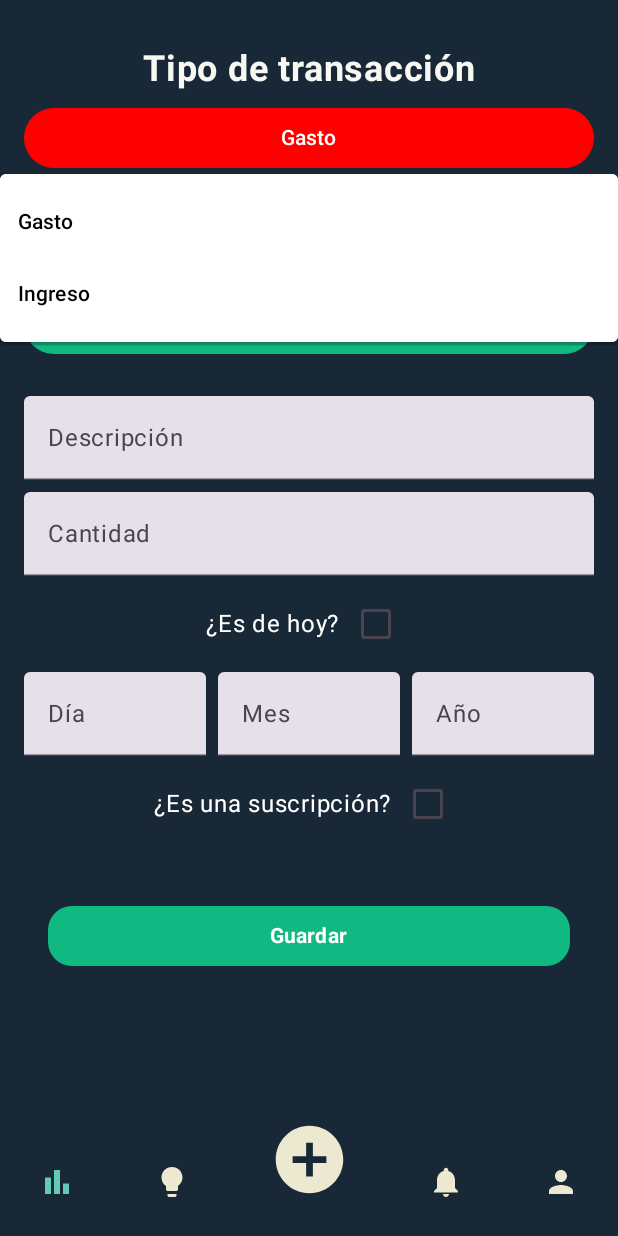
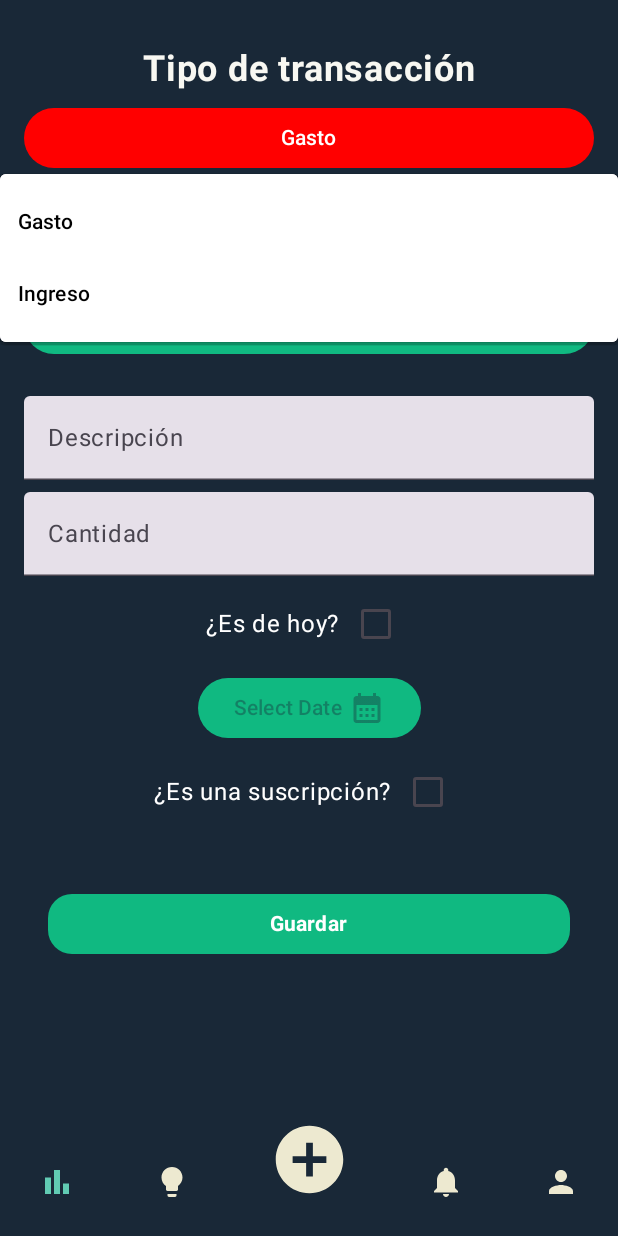
Before and after one commit to ZapatoProgramming/MisFinanzas, an Android app built with Jetpack Compose: the AddView screen opened through its navigation route, after a tap on "Gasto", on a phone screen of 412 x 824 dp. Run offline under Robolectric (Android 15) with nearby library versions, the phone set to English and light mode, and no system bars; our stand-ins replace Firebase (no records; nobody signed in at launch, a user with empty details on screens opened directly), Room's generated code.

Commit message:
date picker, ya se usan colores de categorias en lugar de hardcodeados

```diff
--- /dev/null
+++ b/MisFinanzas/app/src/main/java/com/example/misfinanzas/components/DatePickerModal.kt
@@ -0,0 +1,40 @@
+package com.example.misfinanzas.components
+
+import androidx.compose.material3.DatePicker
+import androidx.compose.material3.DatePickerDialog
+import androidx.compose.material3.ExperimentalMaterial3Api
+import androidx.compose.material3.Text
+import androidx.compose.material3.TextButton
+import androidx.compose.material3.rememberDatePickerState
+import androidx.compose.runtime.Composable
+
+@OptIn(ExperimentalMaterial3Api::class)
+@Composable
+fun DatePickerModal(
+    showDialog: Boolean,
+    onDateSelected: (Long?) -> Unit,
+    onDismiss: () -> Unit
+) {
+    val datePickerState = rememberDatePickerState()
+
+    if (showDialog) {
+        DatePickerDialog(
+            onDismissRequest = onDismiss,
+            confirmButton = {
+                TextButton(onClick = {
+                    onDateSelected(datePickerState.selectedDateMillis)
+                    onDismiss()
+                }) {
+                    Text("OK")
+                }
+            },
+            dismissButton = {
+                TextButton(onClick = onDismiss) {
+                    Text("Cancel")
+                }
+            }
+        ) {
+            DatePicker(state = datePickerState)
+        }
+    }
+}
--- a/MisFinanzas/app/src/main/java/com/example/misfinanzas/viewModels/DashboardViewModel.kt
+++ b/MisFinanzas/app/src/main/java/com/example/misfinanzas/viewModels/DashboardViewModel.kt
@@ -6,9 +6,11 @@ import androidx.compose.runtime.mutableStateOf
 import androidx.compose.runtime.setValue
 import androidx.lifecycle.ViewModel
 import androidx.lifecycle.viewModelScope
+import com.example.misfinanzas.models.Category
 import com.example.misfinanzas.models.DashboardModel
 import com.example.misfinanzas.models.DashboardModel.getMonthName
 import com.example.misfinanzas.repositories.RoomRepository
+import com.example.misfinanzas.repositories.TransactionRepository
 import com.example.misfinanzas.room.TransactionEntity
 import com.google.firebase.auth.FirebaseAuth
 import kotlinx.coroutines.flow.Flow
@@ -22,11 +24,11 @@ class DashboardViewModel : ViewModel() {
     var selectedMonth by mutableStateOf(months[currentIndex])
         private set
 
+    private val repository = TransactionRepository()
+
     // Estados para manejar datos
     private val _allTransactions = MutableStateFlow<List<TransactionEntity>>(emptyList())
     private val _monthTransactions = MutableStateFlow<List<TransactionEntity>>(emptyList())
-    private val _expensesByCategory = MutableStateFlow<Map<String, Int>>(emptyMap())
-    private val _incomesByCategory = MutableStateFlow<Map<String, Int>>(emptyMap())
 
     private val _totalIncome = MutableStateFlow(0)
     val totalIncome: StateFlow<Int> get() = _totalIncome
@@ -36,16 +38,24 @@ class DashboardViewModel : ViewModel() {
 
     // Exponer estados inmutables
     val monthTransactions: StateFlow<List<TransactionEntity>> get() = _monthTransactions
-    val expensesByCategory: StateFlow<Map<String, Int>> get() = _expensesByCategory
-    val incomesByCategory: StateFlow<Map<String, Int>> get() = _incomesByCategory
+
+    private val _expensesByCategory = MutableStateFlow<Map<String, Pair<Int, String>>>(emptyMap())
+    val expensesByCategory: StateFlow<Map<String, Pair<Int, String>>> get() = _expensesByCategory
+
+    private val _incomesByCategory = MutableStateFlow<Map<String, Pair<Int, String>>>(emptyMap())
+    val incomesByCategory: StateFlow<Map<String, Pair<Int, String>>> get() = _incomesByCategory
 
     private val roomRepository = RoomRepository()
     private val userId: String? = FirebaseAuth.getInstance().currentUser?.uid
+
+    private val _categoriesState = MutableStateFlow<List<Category>>(emptyList())
+    private val categoriesState: StateFlow<List<Category>> get() = _categoriesState
 
     init {
         updateSelectedMonth()
         if (userId != null) {
             viewModelScope.launch {
+                fetchCategories(userId)
                 getAllTransactions(userId).collect { list ->
                     _allTransactions.value = list
                     refreshFilteredData(list)
@@ -80,33 +90,53 @@ class DashboardViewModel : ViewModel() {
     private fun refreshFilteredData(transactions: List<TransactionEntity>) {
         val currentMonthFilter = selectedMonth
 
+        // Filtrar transacciones del mes seleccionado
         val filtered = transactions.filter { transaction ->
             transaction.date?.getMonthName() == currentMonthFilter
         }
 
-        // Actualizar estado filtrado para transacciones del mes
-        _monthTransactions.value = filtered
+        // Obtener las categorías actuales
+        val categories = categoriesState.value.associateBy { it.name }
 
-        // Calcular totales
+        // Calcular totales por categoría para Gastos
         val expenseByCategory = filtered
             .filter { it.type == "Gasto" }
             .groupBy { it.category }
-            .mapValues { entry -> entry.value.sumOf { it.amount }.toInt() }
+            .mapValues { entry ->
+                val totalAmount = entry.value.sumOf { it.amount }.toInt()
+                val categoryColor = categories[entry.key]?.color ?: "#000000" // Color predeterminado si no se encuentra
+                Pair(totalAmount, categoryColor)
+            }
 
+        // Calcular totales por categoría para Ingresos
         val incomeByCategory = filtered
             .filter { it.type == "Ingreso" }
             .groupBy { it.category }
-            .mapValues { entry -> entry.value.sumOf { it.amount }.toInt() }
+            .mapValues { entry ->
+                val totalAmount = entry.value.sumOf { it.amount }.toInt()
+                val categoryColor = categories[entry.key]?.color ?: "#000000" // Color predeterminado si no se encuentra
+                Pair(totalAmount, categoryColor)
+            }
 
+        // Actualizar estados
+        _monthTransactions.value = filtered
         _expensesByCategory.value = expenseByCategory
         _incomesByCategory.value = incomeByCategory
 
-        // 🆕 Actualizar totales de Ingresos y Gastos
-        _totalIncome.value = incomeByCategory.values.sum()
-        _totalExpense.value = expenseByCategory.values.sum()
+        // Actualizar totales de Ingresos y Gastos
+        _totalIncome.value = incomeByCategory.values.sumOf { it.first }
+        _totalExpense.value = expenseByCategory.values.sumOf { it.first }
     }
 
     private fun getAllTransactions(userId: String): Flow<List<TransactionEntity>> {
         return roomRepository.getAllTransactions(userId)
     }
+
+    private fun fetchCategories(userId: String) = viewModelScope.launch{
+        val categoriesDocuments = repository.fetchCategories(userId)
+        if (categoriesDocuments != null) {
+            _categoriesState.value = categoriesDocuments
+            refreshFilteredData(_allTransactions.value)
+        }
+    }
 }
--- a/MisFinanzas/app/src/main/java/com/example/misfinanzas/views/AddView.kt
+++ b/MisFinanzas/app/src/main/java/com/example/misfinanzas/views/AddView.kt
@@ -7,6 +7,7 @@ import androidx.compose.foundation.shape.RoundedCornerShape
 import androidx.compose.foundation.verticalScroll
 import androidx.compose.material.icons.Icons
 import androidx.compose.material.icons.automirrored.filled.ArrowBack
+import androidx.compose.material.icons.filled.CalendarMonth
 import androidx.compose.material3.Button
 import androidx.compose.material3.ButtonDefaults
 import androidx.compose.material3.Checkbox
@@ -22,6 +23,7 @@ import androidx.compose.material3.DropdownMenu
 import androidx.compose.material3.DropdownMenuItem
 import androidx.compose.material3.Icon
 import androidx.compose.material3.IconButton
+import androidx.compose.material3.LocalContentColor
 import androidx.compose.material3.MaterialTheme
 import androidx.compose.material3.TextField
 import androidx.compose.ui.Alignment
@@ -31,6 +33,11 @@ import com.example.misfinanzas.viewModels.AddViewModel
 import com.example.misfinanzas.viewModels.SharedViewModel
 import com.google.firebase.auth.FirebaseAuth
 import androidx.lifecycle.viewmodel.compose.viewModel
+import com.example.misfinanzas.components.DatePickerModal
+import java.text.SimpleDateFormat
+import java.util.Calendar
+import java.util.Date
+import java.util.Locale
 
 @Composable
 fun AddView(
@@ -46,6 +53,9 @@ fun AddView(
     val categories by viewModel.categoriesNamesState.collectAsState()
     var selectedCategory by remember { mutableStateOf("") }
 
+    var showDatePickerModal by remember { mutableStateOf(false) }
+    var selectedDate by remember { mutableStateOf<Long?>(null) }
+    val dateFormatter = remember { SimpleDateFormat("MMM dd, yyyy", Locale.getDefault()) }
 
     val buttonColor = when (addViewModel.transactionType) {
         "Ingreso" -> MaterialTheme.colorScheme.primary
@@ -198,37 +208,44 @@ fun AddView(
                 )
             }
             Spacer(modifier = Modifier.height(8.dp))
-
-            Row(
-                modifier = Modifier.fillMaxWidth(),
-                horizontalArrangement = Arrangement.SpaceBetween
+            Button(
+                onClick = { showDatePickerModal = true }
             ) {
-                TextField(
-                    value = addViewModel.day,
-                    onValueChange = { if (!addViewModel.isToday) addViewModel.day = it },
-                    label = { Text("Día") },
-                    enabled = !addViewModel.isToday,
-                    modifier = Modifier.weight(1f)
+                Text(
+                    text = if (selectedDate != null) {
+                        "Date: ${dateFormatter.format(Date(selectedDate!!))}"
+                    } else {
+                        "Select Date"
+                    },
+                    color = if (selectedDate == null) LocalContentColor.current.copy(alpha = 0.38f) else LocalContentColor.current
                 )
-                Spacer(modifier = Modifier.width(8.dp))
-                TextField(
-                    value = addViewModel.month,
-                    onValueChange = { if (!addViewModel.isToday) addViewModel.month = it },
-                    label = { Text("Mes") },
-                    enabled = !addViewModel.isToday,
-                    modifier = Modifier.weight(1f)
-                )
-                Spacer(modifier = Modifier.width(8.dp))
-                TextField(
-                    value = addViewModel.year,
-                    onValueChange = { if (!addViewModel.isToday) addViewModel.year = it },
-                    label = { Text("Año") },
-                    enabled = !addViewModel.isToday,
-                    modifier = Modifier.weight(1f)
+                Spacer(modifier = Modifier.width(4.dp))
+                Icon(
+                    imageVector = Icons.Filled.CalendarMonth,
+                    contentDescription = "Calendar",
+                    tint = if (selectedDate == null) LocalContentColor.current.copy(alpha = 0.38f) else LocalContentColor.current
                 )
             }
+
+// DatePickerModal
+            DatePickerModal(
+                showDialog = showDatePickerModal,
+                onDateSelected = { dateMillis ->
+                    selectedDate = dateMillis
+                    showDatePickerModal = false
+
+                    // Actualizar los valores de día, mes y año en el ViewModel
+                    if (dateMillis != null) {
+                        val calendar = Calendar.getInstance().apply { timeInMillis = dateMillis }
+                        addViewModel.day = calendar.get(Calendar.DAY_OF_MONTH ).toString()
+                        addViewModel.month = (calendar.get(Calendar.MONTH) + 1).toString() // Meses son base 0
+                        addViewModel.year = calendar.get(Calendar.YEAR).toString()
+                    }
+                },
+                onDismiss = { showDatePickerModal = false }
+            )
+
             Spacer(modifier = Modifier.height(8.dp))
-
             Row(verticalAlignment = Alignment.CenterVertically) {
                 Text("¿Es una suscripción?", color = Color.White)
                 Checkbox(
```
Also changed, not shown: MisFinanzas/app/src/main/java/com/example/misfinanzas/components/PieChart.kt (+21 -38 lines), MisFinanzas/app/src/main/java/com/example/misfinanzas/views/SubscriptionsView.kt (+2 -9 lines).
